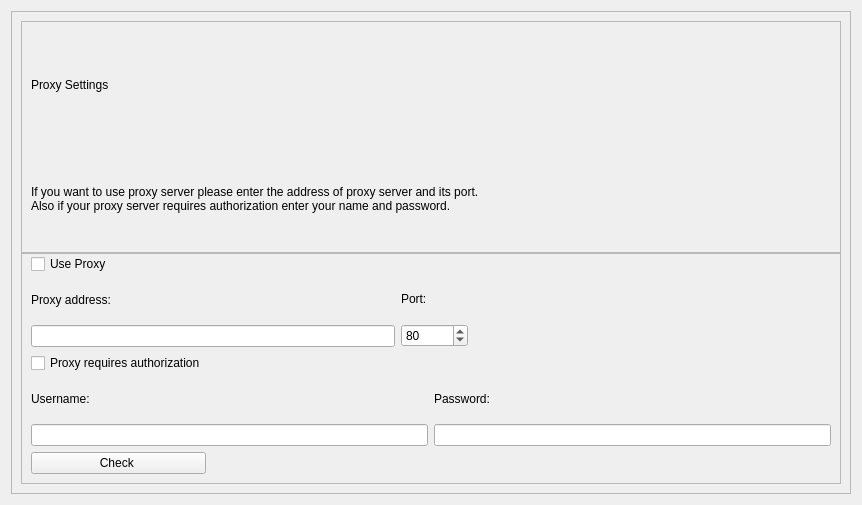
Old version of the form quickiewebbot/ui/proxy_settings.ui in the repository andrascii/RiveSolutions_SEO_Spider.
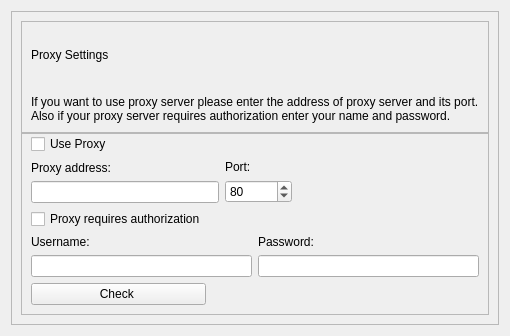
New version of the form.

What changed in the file:
```diff
--- a/quickiewebbot/ui/proxy_settings.ui
+++ b/quickiewebbot/ui/proxy_settings.ui
@@ -6,8 +6,8 @@
    <rect>
     <x>0</x>
     <y>0</y>
-    <width>862</width>
-    <height>505</height>
+    <width>484</width>
+    <height>336</height>
    </rect>
   </property>
   <property name="windowTitle">
```
Left out of the diff: 4 changed lines with no effect on the pictures.
